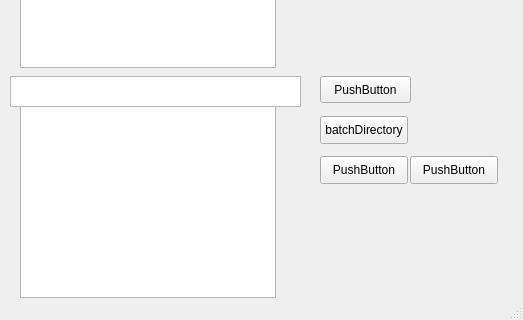
First picture: the form in mainwindow.ui, repository netpipe/QWebPMaker, before the edit; both pictures show x 0 to 523 and y 151 to 471 of the 523 by 471 pixel window.
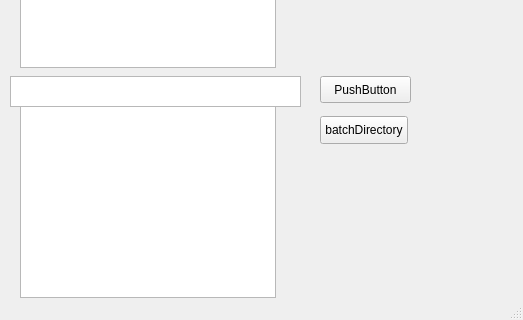
Second picture: the form after the edit.

Patch:
```diff
--- a/mainwindow.ui
+++ b/mainwindow.ui
@@ -70,32 +70,6 @@
      </rect>
     </property>
    </widget>
-   <widget class="QPushButton" name="pushButton_2">
-    <property name="geometry">
-     <rect>
-      <x>320</x>
-      <y>290</y>
-      <width>88</width>
-      <height>28</height>
-     </rect>
-    </property>
-    <property name="text">
-     <string>PushButton</string>
-    </property>
-   </widget>
-   <widget class="QPushButton" name="pushButton_3">
-    <property name="geometry">
-     <rect>
-      <x>410</x>
-      <y>290</y>
-      <width>88</width>
-      <height>28</height>
-     </rect>
-    </property>
-    <property name="text">
-     <string>PushButton</string>
-    </property>
-   </widget>
   </widget>
   <widget class="QMenuBar" name="menuBar">
    <property name="geometry">
```
